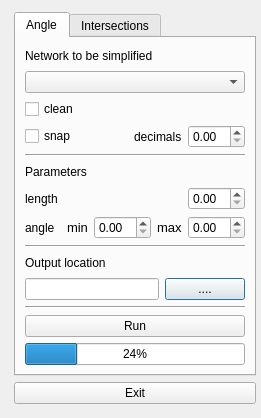
Qt form rcl_simplification_dialog_base_idea.ui (spacesyntax/Rcl-simplification-) before a commit.
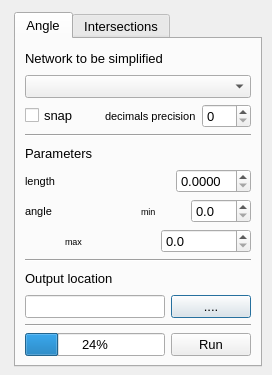
The same form after that commit.

```diff
--- a/rcl_simplification_dialog_base_idea.ui
+++ b/rcl_simplification_dialog_base_idea.ui
@@ -6,8 +6,8 @@
    <rect>
     <x>0</x>
     <y>0</y>
-    <width>261</width>
-    <height>418</height>
+    <width>272</width>
+    <height>375</height>
    </rect>
   </property>
   <property name="sizePolicy">
@@ -24,13 +24,18 @@
     <rect>
      <x>14</x>
      <y>12</y>
-     <width>242</width>
-     <height>392</height>
+     <width>248</width>
+     <height>355</height>
     </rect>
    </property>
    <layout class="QVBoxLayout" name="verticalLayout_3">
     <item>
      <widget class="QTabWidget" name="tabWidget">
+      <property name="font">
+       <font>
+        <pointsize>10</pointsize>
+       </font>
+      </property>
       <property name="currentIndex">
        <number>0</number>
       </property>
@@ -38,9 +43,16 @@
        <attribute name="title">
         <string>Angle</string>
        </attribute>
-       <layout class="QVBoxLayout" name="verticalLayout_7">
+       <layout class="QVBoxLayout" name="verticalLayout_2">
         <item>
          <widget class="QLabel" name="label">
+          <property name="font">
+           <font>
+            <pointsize>10</pointsize>
+            <weight>50</weight>
+            <bold>false</bold>
+           </font>
+          </property>
           <property name="text">
            <string>Network to be simplified </string>
           </property>
@@ -49,17 +61,15 @@
         <item>
          <widget class="QComboBox" name="choose_input_layer"/>
         </item>
-        <item>
-         <widget class="QCheckBox" name="checkBox_4">
-          <property name="text">
-           <string>clean </string>
-          </property>
-         </widget>
-        </item>
         <item>
          <layout class="QHBoxLayout" name="horizontalLayout_29">
           <item>
            <widget class="QCheckBox" name="checkBox_3">
+            <property name="font">
+             <font>
+              <pointsize>10</pointsize>
+             </font>
+            </property>
             <property name="text">
              <string>snap </string>
             </property>
@@ -71,16 +81,21 @@
              <widget class="QLabel" name="label_38">
               <property name="font">
                <font>
+                <pointsize>8</pointsize>
                 <italic>false</italic>
                </font>
               </property>
               <property name="text">
-               <string>decimals</string>
+               <string>decimals precision</string>
               </property>
              </widget>
             </item>
             <item>
-             <widget class="QDoubleSpinBox" name="length_threshold_13"/>
+             <widget class="QDoubleSpinBox" name="length_threshold_13">
+              <property name="decimals">
+               <number>0</number>
+              </property>
+             </widget>
             </item>
            </layout>
           </item>
@@ -95,6 +110,13 @@
         </item>
         <item>
          <widget class="QLabel" name="label_3">
+          <property name="font">
+           <font>
+            <pointsize>10</pointsize>
+            <weight>50</weight>
+            <bold>false</bold>
+           </font>
+          </property>
           <property name="text">
            <string>Parameters</string>
           </property>
@@ -104,6 +126,13 @@
          <layout class="QHBoxLayout" name="horizontalLayout">
           <item>
            <widget class="QLabel" name="label_47">
+            <property name="font">
+             <font>
+              <pointsize>8</pointsize>
+              <weight>50</weight>
+              <bold>false</bold>
+             </font>
+            </property>
             <property name="text">
              <string>length</string>
             </property>
@@ -117,6 +146,9 @@
               <verstretch>0</verstretch>
              </sizepolicy>
             </property>
+            <property name="decimals">
+             <number>4</number>
+            </property>
            </widget>
           </item>
          </layout>
@@ -125,6 +157,13 @@
          <layout class="QHBoxLayout" name="horizontalLayout_25">
           <item>
            <widget class="QLabel" name="label_44">
+            <property name="font">
+             <font>
+              <pointsize>8</pointsize>
+              <weight>50</weight>
+              <bold>false</bold>
+             </font>
+            </property>
             <property name="text">
              <string>angle</string>
             </property>
@@ -136,7 +175,7 @@
              <widget class="QLabel" name="label_45">
               <property name="font">
                <font>
-                <pointsize>10</pointsize>
+                <pointsize>7</pointsize>
                </font>
               </property>
               <property name="text">
@@ -145,17 +184,41 @@
              </widget>
             </item>
             <item>
-             <widget class="QDoubleSpinBox" name="angle_threshold_14"/>
+             <widget class="QDoubleSpinBox" name="angle_threshold_14">
+              <property name="decimals">
+               <number>1</number>
+              </property>
+             </widget>
             </item>
            </layout>
           </item>
+         </layout>
+        </item>
           <item>
-           <layout class="QHBoxLayout" name="horizontalLayout_27">
+         <layout class="QHBoxLayout" name="horizontalLayout_8">
+          <item>
+           <spacer name="horizontalSpacer_2">
+            <property name="orientation">
+             <enum>Qt::Horizontal</enum>
+            </property>
+            <property name="sizeType">
+             <enum>QSizePolicy::Minimum</enum>
+            </property>
+            <property name="sizeHint" stdset="0">
+             <size>
+              <width>40</width>
+              <height>20</height>
+             </size>
+            </property>
+           </spacer>
+          </item>
+          <item>
+           <layout class="QHBoxLayout" name="horizontalLayout_24">
             <item>
              <widget class="QLabel" name="label_46">
               <property name="font">
                <font>
-                <pointsize>10</pointsize>
+                <pointsize>7</pointsize>
                </font>
               </property>
               <property name="text">
@@ -164,7 +227,11 @@
              </widget>
             </item>
             <item>
-             <widget class="QDoubleSpinBox" name="angle_threshold_15"/>
+             <widget class="QDoubleSpinBox" name="angle_threshold_15">
+              <property name="decimals">
+               <number>1</number>
+              </property>
+             </widget>
             </item>
            </layout>
           </item>
@@ -179,6 +246,13 @@
         </item>
         <item>
          <widget class="QLabel" name="label_5">
+          <property name="font">
+           <font>
+            <pointsize>10</pointsize>
+            <weight>50</weight>
+            <bold>false</bold>
+           </font>
+          </property>
           <property name="text">
            <string>Output location</string>
           </property>
@@ -206,15 +280,7 @@
          </widget>
         </item>
         <item>
-         <widget class="QPushButton" name="analysis_9">
-          <property name="layoutDirection">
-           <enum>Qt::RightToLeft</enum>
-          </property>
-          <property name="text">
-           <string>Run</string>
-          </property>
-         </widget>
-        </item>
+         <layout class="QHBoxLayout" name="horizontalLayout_3">
         <item>
          <widget class="QProgressBar" name="progressBar">
           <property name="value">
@@ -222,6 +288,18 @@
           </property>
          </widget>
         </item>
+          <item>
+           <widget class="QPushButton" name="analysis_9">
+            <property name="layoutDirection">
+             <enum>Qt::RightToLeft</enum>
+            </property>
+            <property name="text">
+             <string>Run</string>
+            </property>
+           </widget>
+          </item>
+         </layout>
+        </item>
        </layout>
        <zorder>label</zorder>
        <zorder>choose_input_layer</zorder>
@@ -230,9 +308,9 @@
        <zorder>line</zorder>
        <zorder>label_3</zorder>
        <zorder>progressBar</zorder>
-       <zorder>checkBox_4</zorder>
        <zorder>line_17</zorder>
        <zorder>analysis_9</zorder>
+       <zorder>layoutWidget_4</zorder>
       </widget>
       <widget class="QWidget" name="tab_2">
        <attribute name="title">
@@ -241,6 +319,13 @@
        <layout class="QVBoxLayout" name="verticalLayout">
         <item>
          <widget class="QLabel" name="label_35">
+          <property name="font">
+           <font>
+            <pointsize>10</pointsize>
+            <weight>50</weight>
+            <bold>false</bold>
+           </font>
+          </property>
           <property name="text">
            <string>Network to be simplified </string>
           </property>
@@ -250,37 +335,34 @@
          <widget class="QComboBox" name="choose_input_layer_5"/>
         </item>
         <item>
-         <widget class="QCheckBox" name="checkBox">
-          <property name="text">
-           <string>clean </string>
-          </property>
-         </widget>
-        </item>
+         <layout class="QHBoxLayout" name="horizontalLayout_30">
         <item>
-         <layout class="QHBoxLayout" name="horizontalLayout_19">
-          <item>
-           <widget class="QCheckBox" name="checkBox_2">
+           <widget class="QCheckBox" name="checkBox_4">
             <property name="text">
              <string>snap </string>
             </property>
            </widget>
           </item>
           <item>
-           <layout class="QHBoxLayout" name="horizontalLayout_5">
+           <layout class="QHBoxLayout" name="horizontalLayout_32">
             <item>
-             <widget class="QLabel" name="label_36">
+             <widget class="QLabel" name="label_39">
               <property name="font">
                <font>
                 <italic>false</italic>
                </font>
               </property>
               <property name="text">
-               <string>decimals</string>
+               <string>decimals precision</string>
               </property>
              </widget>
             </item>
             <item>
-             <widget class="QDoubleSpinBox" name="length_threshold_10"/>
+             <widget class="QDoubleSpinBox" name="length_threshold_14">
+              <property name="decimals">
+               <number>0</number>
+              </property>
+             </widget>
             </item>
            </layout>
           </item>
@@ -295,6 +377,13 @@
         </item>
         <item>
          <widget class="QLabel" name="label_4">
+          <property name="font">
+           <font>
+            <pointsize>10</pointsize>
+            <weight>50</weight>
+            <bold>false</bold>
+           </font>
+          </property>
           <property name="text">
            <string>Parameters</string>
           </property>
@@ -317,14 +406,15 @@
               <verstretch>0</verstretch>
              </sizepolicy>
             </property>
+            <property name="decimals">
+             <number>4</number>
+            </property>
            </widget>
           </item>
          </layout>
         </item>
         <item>
-         <layout class="QHBoxLayout" name="horizontalLayout_6">
-          <item>
-           <layout class="QHBoxLayout" name="horizontalLayout_20">
+         <layout class="QHBoxLayout" name="horizontalLayout_5">
             <item>
              <widget class="QLabel" name="label_40">
               <property name="text">
@@ -338,7 +428,7 @@
                <widget class="QLabel" name="label_41">
                 <property name="font">
                  <font>
-                  <pointsize>10</pointsize>
+                <pointsize>7</pointsize>
                  </font>
                 </property>
                 <property name="text">
@@ -347,9 +437,33 @@
                </widget>
               </item>
               <item>
-               <widget class="QDoubleSpinBox" name="angle_threshold_12"/>
-              </item>
-             </layout>
+             <widget class="QDoubleSpinBox" name="angle_threshold_12">
+              <property name="decimals">
+               <number>4</number>
+              </property>
+             </widget>
+            </item>
+           </layout>
+          </item>
+         </layout>
+        </item>
+        <item>
+         <layout class="QHBoxLayout" name="horizontalLayout_6">
+          <item>
+           <spacer name="horizontalSpacer">
+            <property name="orientation">
+             <enum>Qt::Horizontal</enum>
+            </property>
+            <property name="sizeType">
+             <enum>QSizePolicy::Preferred</enum>
+            </property>
+            <property name="sizeHint" stdset="0">
+             <size>
+              <width>40</width>
+              <height>20</height>
+             </size>
+            </property>
+           </spacer>
             </item>
             <item>
              <layout class="QHBoxLayout" name="horizontalLayout_22">
@@ -357,7 +471,7 @@
                <widget class="QLabel" name="label_42">
                 <property name="font">
                  <font>
-                  <pointsize>10</pointsize>
+                <pointsize>7</pointsize>
                  </font>
                 </property>
                 <property name="text">
@@ -366,9 +480,11 @@
                </widget>
               </item>
               <item>
-               <widget class="QDoubleSpinBox" name="angle_threshold_13"/>
-              </item>
-             </layout>
+             <widget class="QDoubleSpinBox" name="angle_threshold_13">
+              <property name="decimals">
+               <number>4</number>
+              </property>
+             </widget>
             </item>
            </layout>
           </item>
@@ -383,6 +499,13 @@
         </item>
         <item>
          <widget class="QLabel" name="label_43">
+          <property name="font">
+           <font>
+            <pointsize>10</pointsize>
+            <weight>50</weight>
+            <bold>false</bold>
+           </font>
+          </property>
           <property name="text">
            <string>Output location</string>
           </property>
@@ -410,15 +533,7 @@
          </widget>
         </item>
         <item>
-         <widget class="QPushButton" name="analysis_11">
-          <property name="layoutDirection">
-           <enum>Qt::RightToLeft</enum>
-          </property>
-          <property name="text">
-           <string>Run</string>
-          </property>
-         </widget>
-        </item>
+         <layout class="QHBoxLayout" name="horizontalLayout_4">
         <item>
          <widget class="QProgressBar" name="progressBar_2">
           <property name="value">
@@ -426,27 +541,21 @@
           </property>
          </widget>
         </item>
-       </layout>
-      </widget>
-     </widget>
-    </item>
     <item>
-     <layout class="QVBoxLayout" name="verticalLayout_2">
-      <item>
-       <layout class="QHBoxLayout" name="horizontalLayout_4"/>
-      </item>
-      <item>
-       <layout class="QHBoxLayout" name="horizontalLayout_24">
-        <item>
-         <widget class="QPushButton" name="analysis_12">
+           <widget class="QPushButton" name="analysis_10">
+            <property name="layoutDirection">
+             <enum>Qt::RightToLeft</enum>
+            </property>
           <property name="text">
-           <string>Exit</string>
+             <string>Run</string>
           </property>
          </widget>
         </item>
        </layout>
       </item>
      </layout>
+      </widget>
+     </widget>
     </item>
    </layout>
   </widget>
```
Lines whose indentation alone changed are shown as unchanged.
